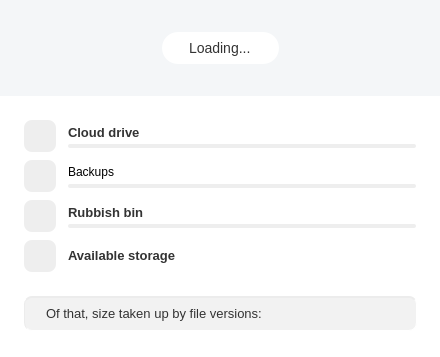
Qt form src/MEGASync/gui/linux/AccountDetailsDialog.ui (meganz/MEGAsync) before a commit.
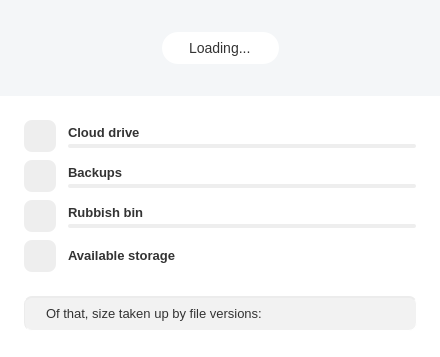
The same form after that commit. Icons and pictures are not drawn. Custom widgets are drawn as their Qt base class.

Diff of the .ui file:
```diff
--- a/src/MEGASync/gui/linux/AccountDetailsDialog.ui
+++ b/src/MEGASync/gui/linux/AccountDetailsDialog.ui
@@ -47,7 +47,7 @@
     min-width:440px;
 }
 
-#lCloudDrive, #lInbox, #lRubbish, #lStorage, #lTransfer, #lAvailable
+#lCloudDrive, #lVault, #lRubbish, #lStorage, #lTransfer, #lAvailable
 {
   color: #333333;
   font-size: 13px;
@@ -59,7 +59,7 @@
   qproperty-alignment: 'AlignLeft | AlignVCenter';
 }
 
-#lCloudDrive, #lInbox, #lRubbish, #lAvailable
+#lCloudDrive, #lVault, #lRubbish, #lAvailable
 {
     qproperty-alignment: 'AlignLeft | AlignBottom';
 }
```
